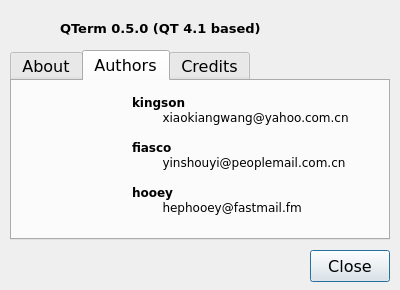
Above: src/ui/aboutdialog.ui from adaptee/qterm-hack before the change. Below: the same form after it.
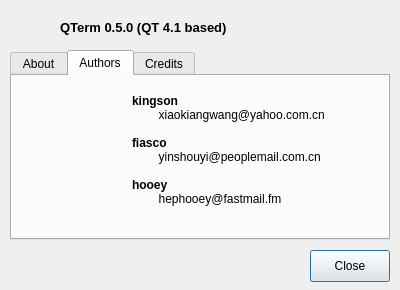
That is the form after the change. The open tabs and pages were chosen to show the change.

Commit message: Do not specify the fonts in the UI file.

Diff of the .ui file:
```diff
--- a/src/ui/aboutdialog.ui
+++ b/src/ui/aboutdialog.ui
@@ -34,17 +34,6 @@
     <height>0</height>
    </size>
   </property>
-  <property name="font">
-   <font>
-    <family>DejaVu Sans</family>
-    <pointsize>12</pointsize>
-    <weight>50</weight>
-    <italic>false</italic>
-    <bold>false</bold>
-    <underline>false</underline>
-    <strikeout>false</strikeout>
-   </font>
-  </property>
   <property name="windowTitle">
    <string>About QTerm</string>
   </property>
@@ -163,17 +152,6 @@
        <height>128</height>
       </rect>
      </property>
-     <property name="font">
-      <font>
-       <family>DejaVu Sans</family>
-       <pointsize>12</pointsize>
-       <weight>50</weight>
-       <italic>false</italic>
-       <bold>false</bold>
-       <underline>false</underline>
-       <strikeout>false</strikeout>
-      </font>
-     </property>
      <property name="text">
       <string>&lt;!DOCTYPE HTML PUBLIC &quot;-//W3C//DTD HTML 4.0//EN&quot; &quot;http://www.w3.org/TR/REC-html40/strict.dtd&quot;&gt;
 &lt;html&gt;&lt;head&gt;&lt;meta name=&quot;qrichtext&quot; content=&quot;1&quot; /&gt;&lt;style type=&quot;text/css&quot;&gt;
```
The commit also changes 1 other file.
